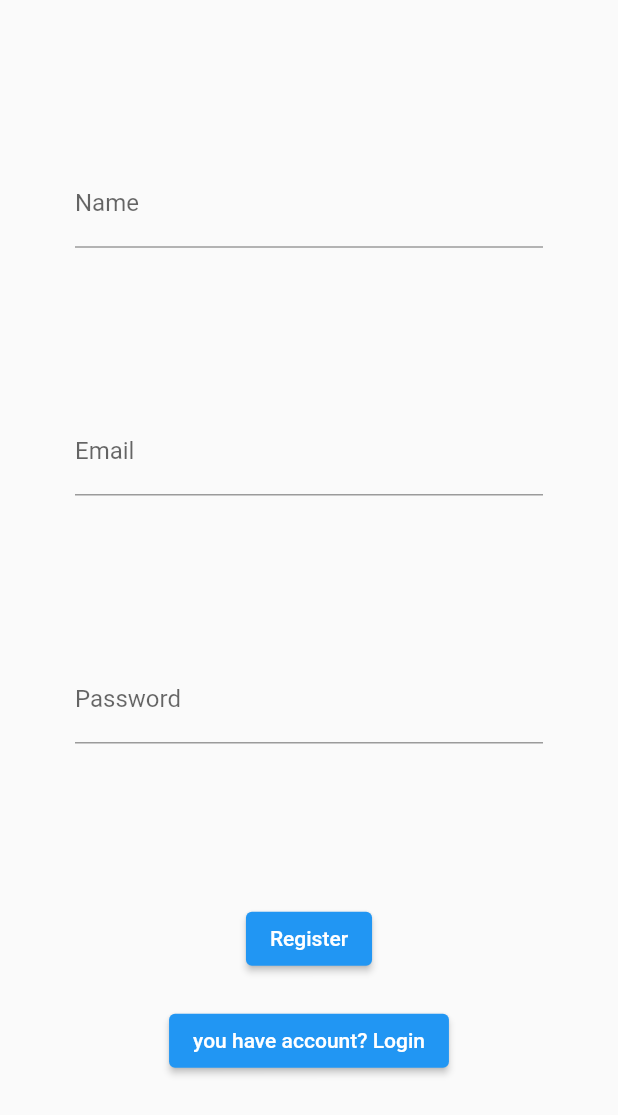
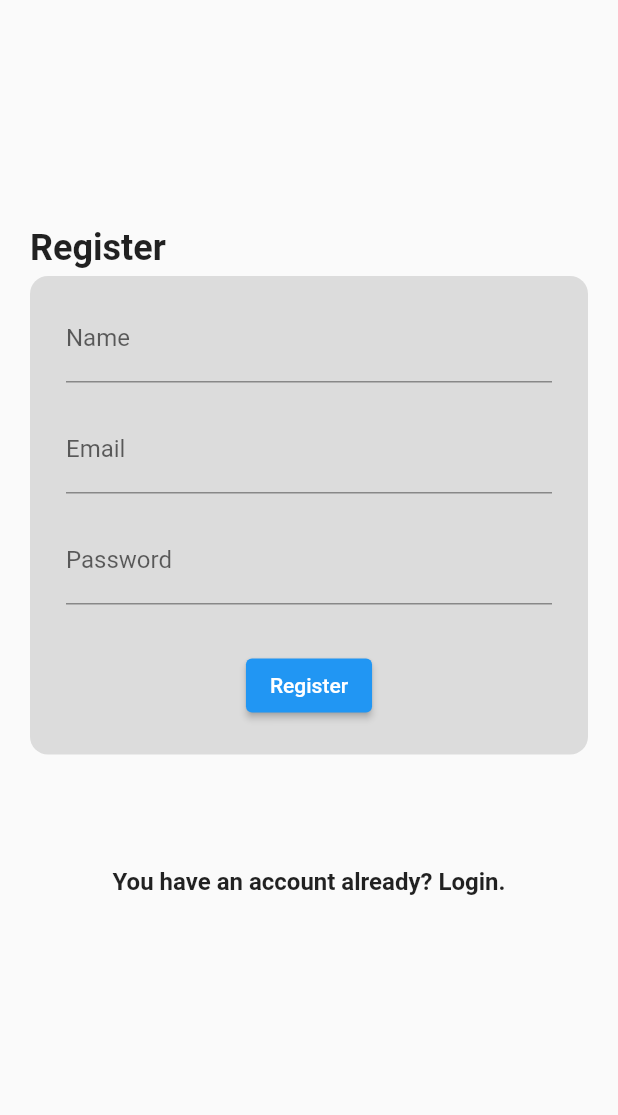
Before and after one commit to Verchies/sideprojectforpractice, a Flutter app: the screen it shows after launch, after a tap on "Register", on a phone screen of 412 x 824 dp. Shown: the top 1115 px of the screen. Run offline on Flutter 3.47's test engine with Material 2 defaults, Android fonts, the phone set to English and light mode, and no system bars; our stand-ins replace font_awesome_flutter; missing offline and left inert: dio_client.

Commit message:
some basic ui updates

```diff
--- a/lib/controllers/register_screen_controller.dart
+++ b/lib/controllers/register_screen_controller.dart
@@ -8,10 +8,10 @@ class RegisterScreenController with ChangeNotifier {
 
   register() async {
     try {
-      final response = await AppDatas.dioClient.postRequest(
+      final response = await ApiBase.dioClient.postRequest(
           path: '/kayit.php',
           body: {'name': nameController.text, 'email': emailController.text, 'password': passwordController.text});
-      if (response.statusCode == 200) {
+      if (response.data['success']) {
         debugPrint(response.data.toString());
       } else {
         debugPrint(response.statusMessage);
--- a/lib/view/register_screen.dart
+++ b/lib/view/register_screen.dart
@@ -17,8 +17,26 @@ class RegisterScreen extends StatelessWidget {
       child: Consumer<RegisterScreenController>(
         builder: (context, controller, _) => Scaffold(
           resizeToAvoidBottomInset: false,
-          body: Padding(
-            padding: const EdgeInsets.symmetric(horizontal: 50.0),
+          body: Column(
+            children: [
+              const Spacer(flex: 2),
+              Row(
+                children: const [
+                  SizedBox(width: 20),
+                  Text(
+                    'Register',
+                    style: TextStyle(color: Colors.black87, fontWeight: FontWeight.bold, fontSize: 24),
+                  ),
+                ],
+              ),
+              const SizedBox(height: 5),
+              Container(
+                decoration: BoxDecoration(
+                  borderRadius: BorderRadius.circular(12),
+                  color: Colors.black12,
+                ),
+                padding: const EdgeInsets.symmetric(horizontal: 24, vertical: 12),
+                margin: const EdgeInsets.symmetric(horizontal: 20),
                 child: Column(
                   mainAxisAlignment: MainAxisAlignment.spaceEvenly,
                   children: [
@@ -29,6 +47,7 @@ class RegisterScreen extends StatelessWidget {
                         hintText: 'Enter your name',
                       ),
                     ),
+                    const SizedBox(height: 15),
                     TextField(
                       controller: controller.emailController,
                       decoration: const InputDecoration(
@@ -36,6 +55,7 @@ class RegisterScreen extends StatelessWidget {
                         hintText: 'Enter your email',
                       ),
                     ),
+                    const SizedBox(height: 15),
                     TextField(
                       controller: controller.passwordController,
                       decoration: const InputDecoration(
@@ -43,22 +63,25 @@ class RegisterScreen extends StatelessWidget {
                         hintText: 'Enter your password',
                       ),
                     ),
-                Column(
-                  children: [
+                    const SizedBox(height: 30),
                     ElevatedButton(
                       onPressed: controller.register,
                       child: const Text('Register'),
                     ),
-                    const SizedBox(height: 20),
-                    ElevatedButton(
-                      onPressed: () =>
-                          Navigator.push(context, MaterialPageRoute(builder: (context) => const LoginScreen())),
-                      child: const Text('you have account? Login'),
-                    ),
+                    const SizedBox(height: 10),
                   ],
                 ),
+              ),
+              const Spacer(),
+              InkWell(
+                onTap: () => Navigator.push(context, MaterialPageRoute(builder: (context) => const LoginScreen())),
+                child: const Text(
+                  'You have an account already? Login.',
+                  style: TextStyle(color: Colors.black87, fontWeight: FontWeight.bold, fontSize: 16),
+                ),
+              ),
+              const Spacer(flex: 3),
             ],
-            ),
           ),
         ),
       ),
```
Also changed, not shown: lib/view/login_screen.dart (+35 -2 lines). Lines whose indentation alone changed are shown as unchanged.
